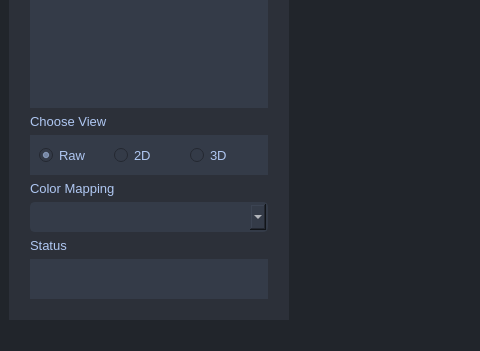
Above: assets/ui/gui.ui from sherinsugathan/GeoVis before the change; both pictures show x 0 to 480 and y 268 to 619 of the 1035 by 619 pixel window. Below: the same form after it.
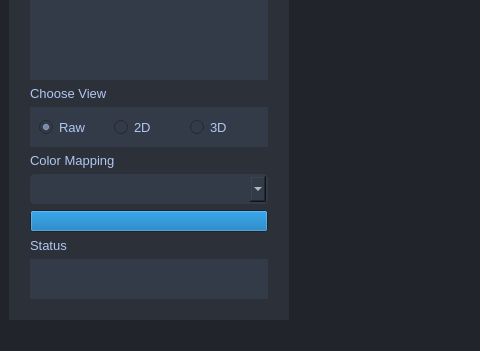
That is the form after the change.

Diff of the .ui file:
```diff
--- a/assets/ui/gui.ui
+++ b/assets/ui/gui.ui
@@ -539,6 +539,16 @@
              </property>
             </widget>
            </item>
+           <item>
+            <widget class="QProgressBar" name="progressBar">
+             <property name="value">
+              <number>100</number>
+             </property>
+             <property name="textVisible">
+              <bool>false</bool>
+             </property>
+            </widget>
+           </item>
            <item>
             <widget class="QLabel" name="label_6">
              <property name="font">
```
